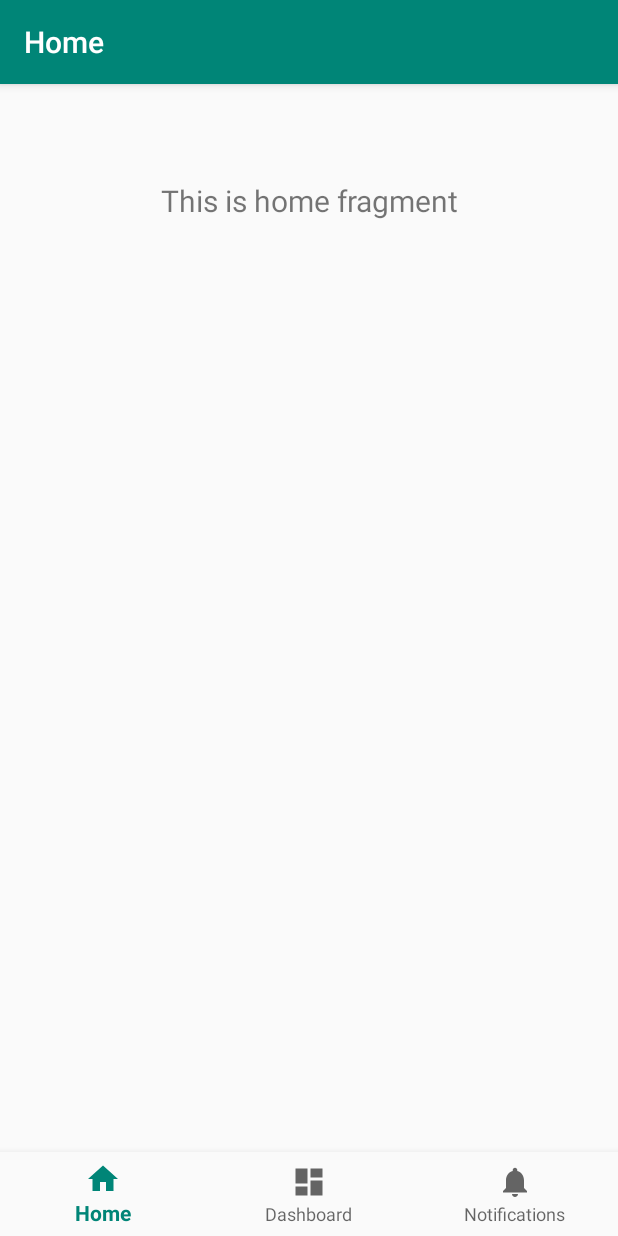
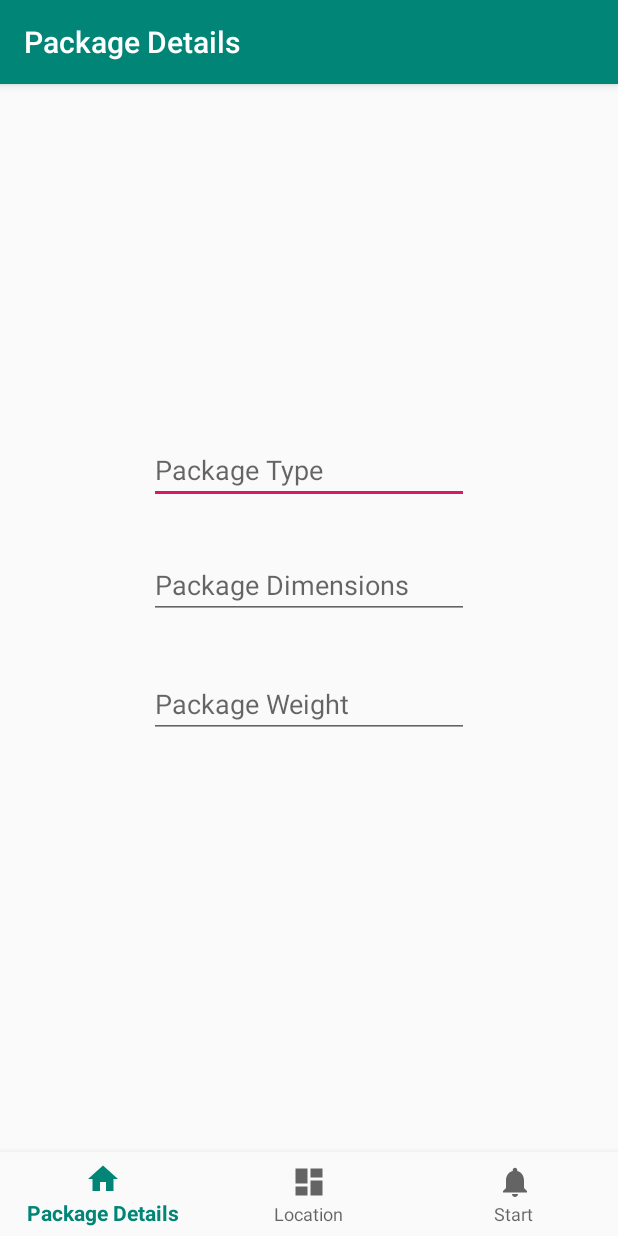
Before and after one commit to Nashluffy/49er-sense-app, an Android app: the screen it shows after launch (MainActivity), on a phone screen of 412 x 824 dp. Run offline under Robolectric (Android 15) with nearby library versions, the phone set to English and light mode, and no system bars; our stand-ins replace navigation-ui.

Commit message:
basic layout for assignment 4 finished

```diff
--- a/Assignment4/app/src/main/java/com/example/assignment4/ui/home/HomeFragment.java
+++ b/Assignment4/app/src/main/java/com/example/assignment4/ui/home/HomeFragment.java
@@ -23,13 +23,6 @@ public class HomeFragment extends Fragment {
         homeViewModel =
                 ViewModelProviders.of(this).get(HomeViewModel.class);
         View root = inflater.inflate(R.layout.fragment_home, container, false);
-        final TextView textView = root.findViewById(R.id.text_home);
-        homeViewModel.getText().observe(this, new Observer<String>() {
-            @Override
-            public void onChanged(@Nullable String s) {
-                textView.setText(s);
-            }
-        });
         return root;
     }
 }
--- a/Assignment4/app/src/main/res/layout/fragment_dashboard.xml
+++ b/Assignment4/app/src/main/res/layout/fragment_dashboard.xml
@@ -1,6 +1,7 @@
 <?xml version="1.0" encoding="utf-8"?>
 <androidx.constraintlayout.widget.ConstraintLayout xmlns:android="http://schemas.android.com/apk/res/android"
     xmlns:app="http://schemas.android.com/apk/res-auto"
+    xmlns:tools="http://schemas.android.com/tools"
     android:layout_width="match_parent"
     android:layout_height="match_parent">
 
@@ -16,4 +17,19 @@
         app:layout_constraintEnd_toEndOf="parent"
         app:layout_constraintStart_toStartOf="parent"
         app:layout_constraintTop_toTopOf="parent" />
+
+    <Spinner
+        android:id="@+id/spinner2"
+        android:layout_width="362dp"
+        android:layout_height="26dp"
+        tools:layout_editor_absoluteX="24dp"
+        tools:layout_editor_absoluteY="94dp" />
+
+    <Spinner
+        android:id="@+id/spinner3"
+        android:layout_width="379dp"
+        android:layout_height="23dp"
+        tools:layout_editor_absoluteX="16dp"
+        tools:layout_editor_absoluteY="363dp" />
+
 </androidx.constraintlayout.widget.ConstraintLayout>
--- a/Assignment4/app/src/main/res/layout/fragment_home.xml
+++ b/Assignment4/app/src/main/res/layout/fragment_home.xml
@@ -1,19 +1,48 @@
 <?xml version="1.0" encoding="utf-8"?>
 <androidx.constraintlayout.widget.ConstraintLayout xmlns:android="http://schemas.android.com/apk/res/android"
     xmlns:app="http://schemas.android.com/apk/res-auto"
+    xmlns:tools="http://schemas.android.com/tools"
     android:layout_width="match_parent"
     android:layout_height="match_parent">
 
-    <TextView
-        android:id="@+id/text_home"
-        android:layout_width="match_parent"
+    <EditText
+        android:id="@+id/editText"
+        android:layout_width="wrap_content"
         android:layout_height="wrap_content"
-        android:layout_marginStart="8dp"
-        android:layout_marginTop="8dp"
-        android:layout_marginEnd="8dp"
-        android:textAlignment="center"
-        android:textSize="20sp"
+        android:layout_marginTop="88dp"
+        android:ems="10"
+        android:hint="Package Type"
+        android:inputType="textPersonName"
+        app:layout_constraintBottom_toTopOf="@+id/editText2"
         app:layout_constraintEnd_toEndOf="parent"
         app:layout_constraintStart_toStartOf="parent"
-        app:layout_constraintTop_toTopOf="parent" />
+        app:layout_constraintTop_toTopOf="parent"
+        app:layout_constraintVertical_bias="0.742" />
+
+    <EditText
+        android:id="@+id/editText2"
+        android:layout_width="wrap_content"
+        android:layout_height="wrap_content"
+        android:ems="10"
+        android:hint="Package Dimensions"
+        android:inputType="textPersonName"
+        app:layout_constraintBottom_toBottomOf="parent"
+        app:layout_constraintEnd_toEndOf="parent"
+        app:layout_constraintStart_toStartOf="parent"
+        app:layout_constraintTop_toTopOf="parent"
+        app:layout_constraintVertical_bias="0.383" />
+
+    <EditText
+        android:id="@+id/editText3"
+        android:layout_width="wrap_content"
+        android:layout_height="wrap_content"
+        android:ems="10"
+        android:hint="Package Weight"
+        android:inputType="textPersonName"
+        app:layout_constraintBottom_toBottomOf="parent"
+        app:layout_constraintEnd_toEndOf="parent"
+        app:layout_constraintStart_toStartOf="parent"
+        app:layout_constraintTop_toBottomOf="@+id/editText2"
+        app:layout_constraintVertical_bias="0.092" />
+
 </androidx.constraintlayout.widget.ConstraintLayout>
--- a/Assignment4/app/src/main/res/values/strings.xml
+++ b/Assignment4/app/src/main/res/values/strings.xml
@@ -1,6 +1,6 @@
 <resources>
     <string name="app_name">Assignment4</string>
-    <string name="title_home">Home</string>
-    <string name="title_dashboard">Dashboard</string>
-    <string name="title_notifications">Notifications</string>
+    <string name="title_home">Package Details</string>
+    <string name="title_dashboard">Location</string>
+    <string name="title_notifications">Start</string>
 </resources>
```
